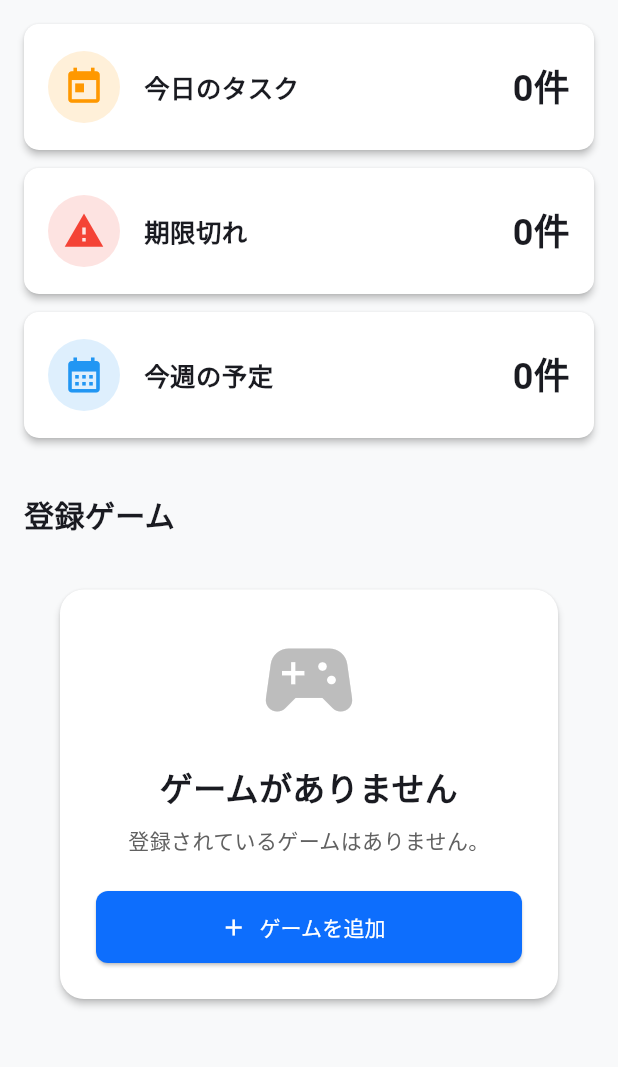
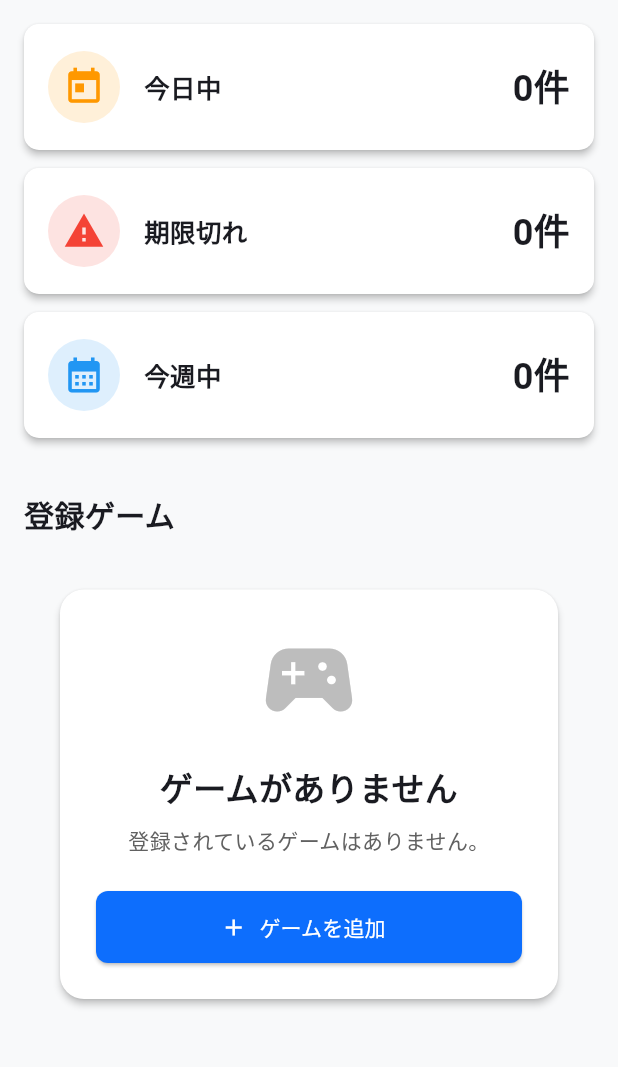
Before and after one commit to yuka-kyoda/Game_ToDo_List, a Flutter app: the screen it shows once a user with an empty profile is signed in, on a phone screen of 412 x 824 dp, the part 84-1151 px from its top. Run offline on Flutter 3.47's test engine with Material 3 defaults, Android fonts, the phone set to English and light mode, and no system bars; our stand-ins replace cloud_firestore, firebase_auth, firebase_core, firebase_storage, flutter_local_notifications, image_picker; accounts and stored records are empty.

```diff
--- a/game_todo_app/lib/screens/dashboard_screen.dart
+++ b/game_todo_app/lib/screens/dashboard_screen.dart
@@ -224,7 +224,7 @@ class _DashboardScreenState
 
                     DashboardStatCard(
                       title:
-                          "今日のタスク",
+                          "今日中",
                       value:
                           "$todayTasks件",
                       icon:
@@ -276,7 +276,7 @@ class _DashboardScreenState
 
                     DashboardStatCard(
                       title:
-                          "今週の予定",
+                          "今週中",
                       value:
                           "$weekTasks件",
                       icon: Icons
```
